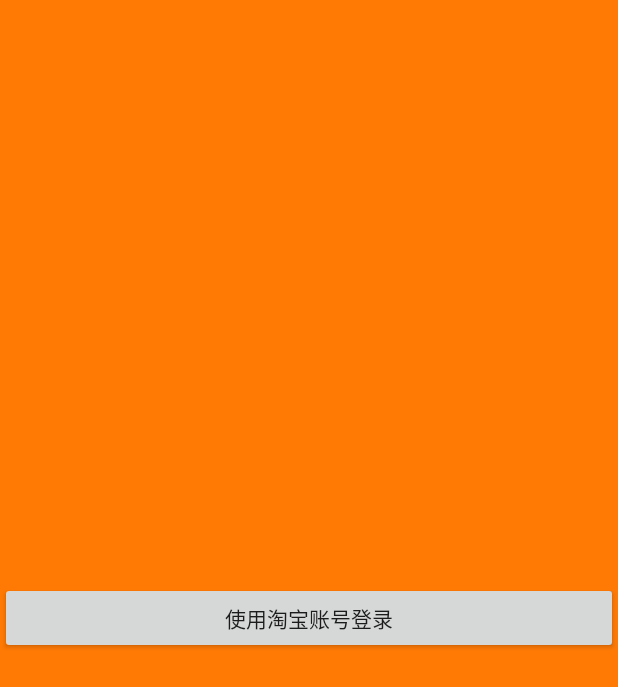
After one commit to hellojessehao/huitao, an Android app: the layout login_activity.xml on its own in the app's theme, with its tools: preview values and no code run, on a phone screen of 412 x 824 dp. The commit adds this screen. Shown: the top 687 px of the screen. Run offline under Robolectric (Android 15) with nearby library versions, the phone set to English and light mode, and no system bars.

Commit message:
1.接入百川sdk； 2.增加登录页-使用阿里百川登录。（未完成）

```diff
--- a/app/src/main/AndroidManifest.xml
+++ b/app/src/main/AndroidManifest.xml
@@ -19,7 +19,7 @@
 
     <application
         android:name=".view.activity.base.MainApplication"
-        android:allowBackup="true"
+        android:allowBackup="false"
         android:icon="@mipmap/ic_logo"
         android:label="@string/app_name"
         android:roundIcon="@mipmap/ic_logo"
@@ -38,6 +38,9 @@
             </intent-filter>
         </activity>
         <activity android:name=".view.activity.HomePageActivity"
+            android:screenOrientation="portrait"
+            />
+        <activity android:name=".view.activity.LoginActivity"
             android:screenOrientation="portrait"
             />
         <activity android:name=".view.activity.MainActivity"
--- a/app/src/main/java/com/android/jesse/huitao/model/Constant.java
+++ b/app/src/main/java/com/android/jesse/huitao/model/Constant.java
@@ -91,4 +91,7 @@ public class Constant {
     public static final String SERVICE_QQ = "983934995";
     public static final String SERVICE_WECHAT = "android_jesse";
     //@}
+    //APP全局变量@{
+    public static final String IS_LOGIN = "is_login";
+    //@}
 }
--- a/app/src/main/java/com/android/jesse/huitao/utils/WxApiUtils.java
+++ b/app/src/main/java/com/android/jesse/huitao/utils/WxApiUtils.java
@@ -198,7 +198,7 @@ public class WxApiUtils {
             return;
         }
         if (Utils.isNetAddress(url)) {
-            final Dialog dialog = new Dialog(context);
+            final Dialog dialog = new Dialog(context,R.style.common_dialog);
             dialog.setContentView(R.layout.share_dialog);
             View.OnClickListener onClickListener = new View.OnClickListener() {
                 @Override
@@ -233,7 +233,7 @@ public class WxApiUtils {
                 window.setAttributes(layoutParams);
             }
         } else {
-            final Dialog dialog = new Dialog(context);
+            final Dialog dialog = new Dialog(context,R.style.common_dialog);
             dialog.setContentView(R.layout.share_dialog);
             View.OnClickListener onClickListener = new View.OnClickListener() {
                 @Override
--- /dev/null
+++ b/app/src/main/res/layout/login_activity.xml
@@ -0,0 +1,17 @@
+<?xml version="1.0" encoding="utf-8"?>
+<RelativeLayout xmlns:android="http://schemas.android.com/apk/res/android"
+    android:orientation="vertical"
+    android:layout_width="match_parent"
+    android:layout_height="match_parent"
+    android:background="@color/color_selected_tags"
+    >
+
+    <Button
+        android:id="@+id/btn_login"
+        android:layout_width="match_parent"
+        android:layout_height="wrap_content"
+        android:text="使用淘宝账号登录"
+        android:layout_centerVertical="true"
+        />
+
+</RelativeLayout>
--- a/build.gradle
+++ b/build.gradle
@@ -25,6 +25,9 @@ allprojects {
         jcenter()
         maven { url "https://raw.githubusercontent.com/Pgyer/mvn_repo_pgyer/master" }
         maven { url 'https://dl.bintray.com/umsdk/release' }
+        maven {
+            url "http://repo.baichuan-android.taobao.com/content/groups/BaichuanRepositories/"
+        }
     }
 }
 
```
Also changed, not shown: app/build.gradle (+27 -5 lines), app/src/main/java/com/android/jesse/huitao/utils/BaichuanUtils.java (added, +64 -0 lines), app/src/main/java/com/android/jesse/huitao/view/activity/HomeSwitchActivity.java (+8 -1 lines), app/src/main/java/com/android/jesse/huitao/view/activity/LoginActivity.java (added, +39 -0 lines), app/src/main/java/com/android/jesse/huitao/view/activity/base/MainApplication.java (+14 -0 lines), app/src/main/res/drawable/yw_1222.jpg, app/src/main/res/mipmap-xxhdpi/ic_wechat_friends.png, app/src/main/res/mipmap-xxhdpi/ic_wechat_session.png, 1 other file.
